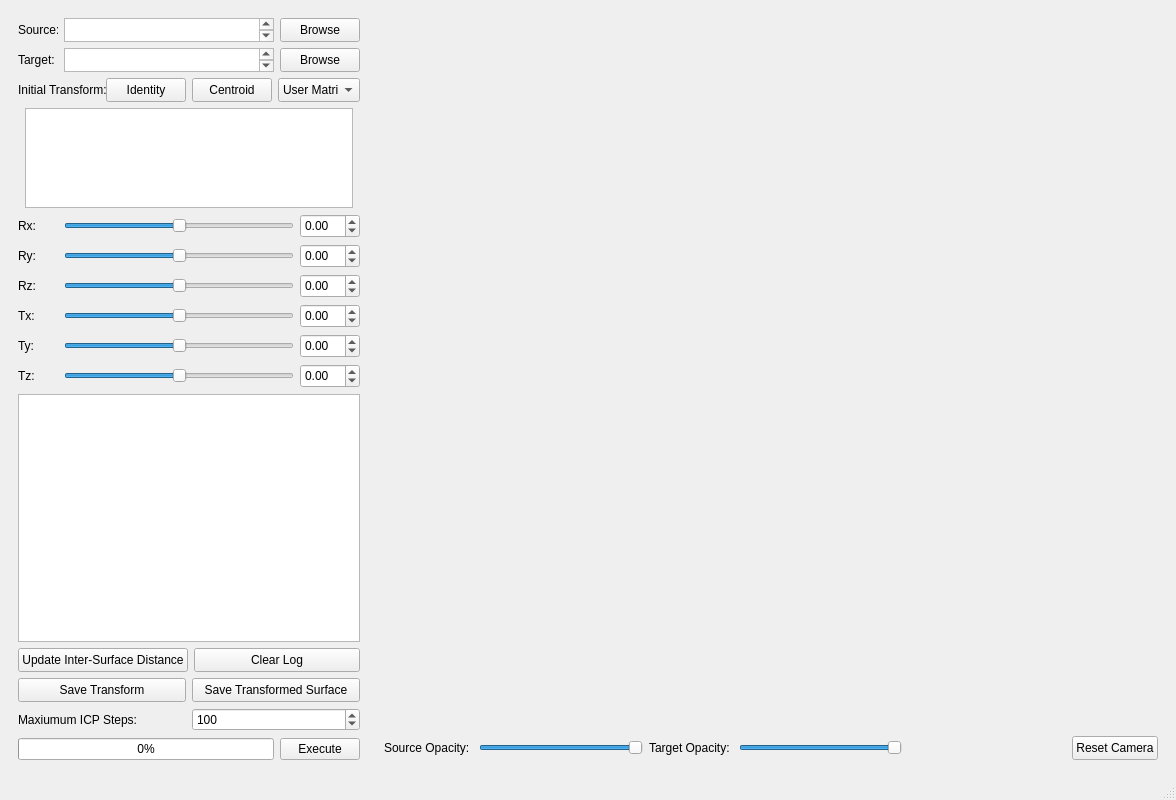
Old version of the form main/surface_registration_tool.ui in the repository jackyko1991/surface-registration-tool.
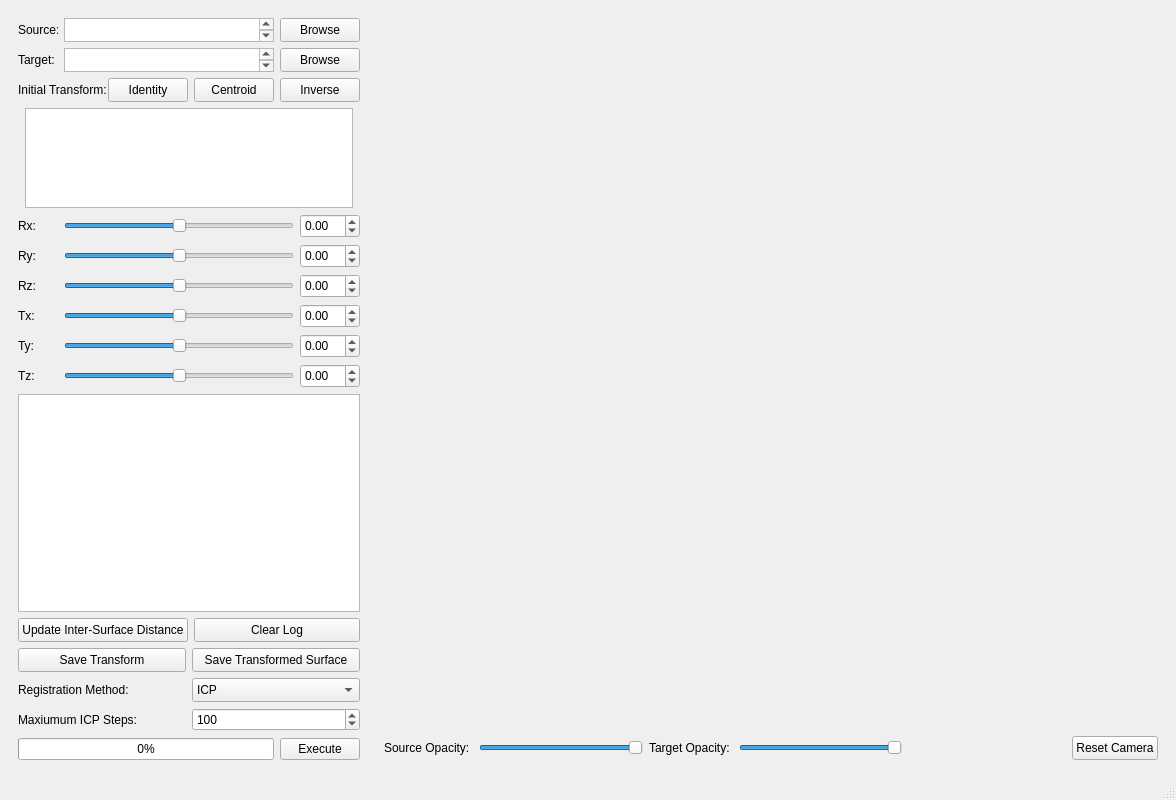
New version of the form. Custom widgets are drawn as their Qt base class.

What changed in the file:
```diff
--- a/main/surface_registration_tool.ui
+++ b/main/surface_registration_tool.ui
@@ -228,9 +228,12 @@
           </widget>
          </item>
          <item>
-          <widget class="QComboBox" name="initialTransformComboBox">
-           <property name="enabled">
-            <bool>true</bool>
+          <widget class="QPushButton" name="inversePushButton">
+           <property name="minimumSize">
+            <size>
+             <width>0</width>
+             <height>24</height>
+            </size>
            </property>
            <property name="maximumSize">
             <size>
@@ -238,22 +241,9 @@
              <height>24</height>
             </size>
            </property>
-           <property name="currentText">
-            <string>User Matrix</string>
+           <property name="text">
+            <string>Inverse</string>
            </property>
-           <property name="sizeAdjustPolicy">
-            <enum>QComboBox::AdjustToContentsOnFirstShow</enum>
-           </property>
-           <item>
-            <property name="text">
-             <string>User Matrix</string>
-            </property>
-           </item>
-           <item>
-            <property name="text">
-             <string>Pricipal Component</string>
-            </property>
-           </item>
           </widget>
          </item>
         </layout>
@@ -795,6 +785,64 @@
          </item>
         </layout>
        </item>
+       <item>
+        <layout class="QHBoxLayout" name="horizontalLayout_3">
+         <item>
+          <widget class="QLabel" name="sourceLabel_10">
+           <property name="sizePolicy">
+            <sizepolicy hsizetype="Preferred" vsizetype="Fixed">
+             <horstretch>0</horstretch>
+             <verstretch>0</verstretch>
+            </sizepolicy>
+           </property>
+           <property name="minimumSize">
+            <size>
+             <width>90</width>
+             <height>24</height>
+            </size>
+           </property>
+           <property name="maximumSize">
+            <size>
+             <width>16777215</width>
+             <height>24</height>
+            </size>
+           </property>
+           <property name="text">
+            <string>Registration Method:</string>
+           </property>
+          </widget>
+         </item>
+         <item>
+          <widget class="QComboBox" name="methodComboBox">
+           <property name="enabled">
+            <bool>true</bool>
+           </property>
+           <property name="maximumSize">
+            <size>
+             <width>16777215</width>
+             <height>24</height>
+            </size>
+           </property>
+           <property name="currentText">
+            <string>ICP</string>
+           </property>
+           <property name="sizeAdjustPolicy">
+            <enum>QComboBox::AdjustToContentsOnFirstShow</enum>
+           </property>
+           <item>
+            <property name="text">
+             <string>ICP</string>
+            </property>
+           </item>
+           <item>
+            <property name="text">
+             <string>PCA/ICP</string>
+            </property>
+           </item>
+          </widget>
+         </item>
+        </layout>
+       </item>
        <item>
         <layout class="QHBoxLayout" name="horizontalLayout_5">
          <item>
```
